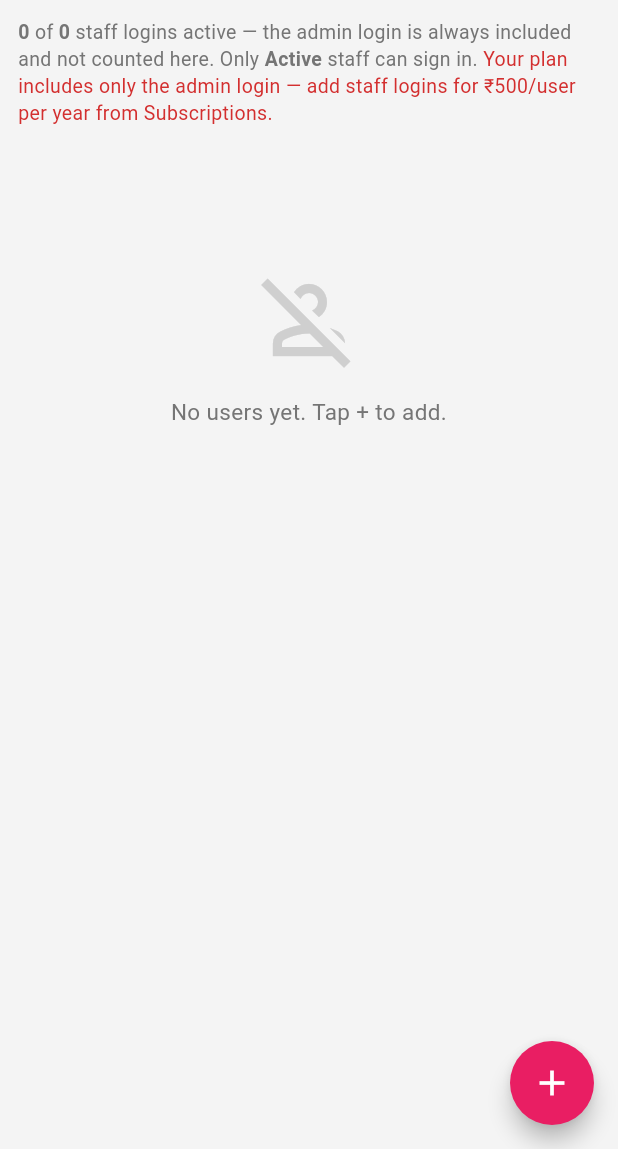
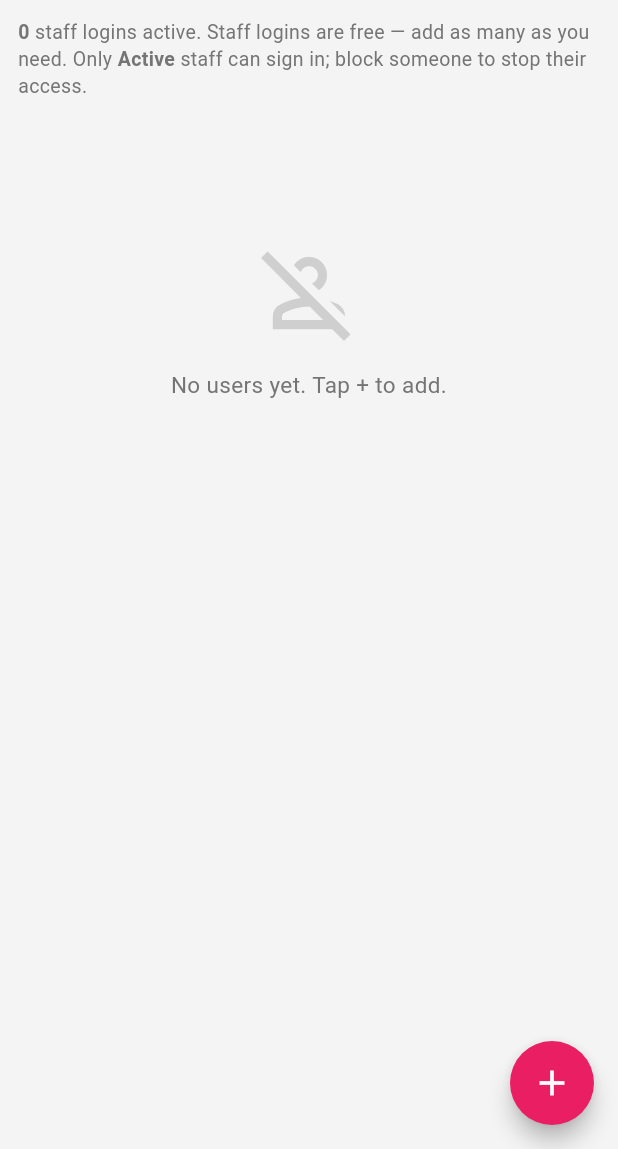
Before and after one commit to GaneshPawar2004/tutordesk-app, a Flutter app: the UsersScreen screen opened directly, on a phone screen of 412 x 824 dp, the part 87-1236 px from its top. Run offline on Flutter 3.47's test engine with Material 3 defaults, Android fonts, the phone set to English and light mode, and no system bars; our stand-ins replace shared_preferences; accounts and stored records are empty.

Commit message:
Staff logins are free: drop plan limit from Users screen
Co-Authored-By: Claude Opus 5.5 <noreply@anthropic.com>

```diff
--- a/lib/screens/users/users_screen.dart
+++ b/lib/screens/users/users_screen.dart
@@ -21,19 +21,8 @@ class UsersScreen extends StatelessWidget {
       );
       if (!ok || !context.mounted) return;
     }
-    final allowed = await runApiValue(
-      context,
-      () => appState.toggleUserActive(u),
-    );
-    if (allowed == null || !context.mounted) return;
-    if (!allowed) {
-      showNotice(
-        context,
-        'Your plan includes ${appState.staffLoginLimit} staff login(s). '
-        'Add staff logins for ₹500/user per year from Subscriptions to '
-        'activate ${u.name}.',
-        title: 'Upgrade required',
-      );
+    if (!await runApi(context, () => appState.toggleUserActive(u)) ||
+        !context.mounted) {
       return;
     }
     showSuccess(
@@ -58,7 +47,6 @@ class UsersScreen extends StatelessWidget {
       body: ListenableBuilder(
         listenable: appState,
         builder: (context, _) {
-          final limit = appState.staffLoginLimit;
           return ListView(
             padding: const EdgeInsets.fromLTRB(12, 12, 12, 90),
             children: [
@@ -74,26 +62,18 @@ class UsersScreen extends StatelessWidget {
                       text: '${appState.activeUserCount}',
                       style: const TextStyle(fontWeight: FontWeight.w700),
                     ),
-                    const TextSpan(text: ' of '),
-                    TextSpan(
-                      text: '$limit',
-                      style: const TextStyle(fontWeight: FontWeight.w700),
-                    ),
                     const TextSpan(
                       text:
-                          ' staff logins active — the admin login is always included and not counted here. Only ',
+                          ' staff logins active. Staff logins are free — add as many as you need. Only ',
                     ),
                     const TextSpan(
                       text: 'Active',
                       style: TextStyle(fontWeight: FontWeight.w700),
                     ),
-                    const TextSpan(text: ' staff can sign in. '),
-                    if (limit == 0)
-                      const TextSpan(
-                        text:
-                            'Your plan includes only the admin login — add staff logins for ₹500/user per year from Subscriptions.',
-                        style: TextStyle(color: Color(0xFFD32F2F)),
-                      ),
+                    const TextSpan(
+                      text:
+                          ' staff can sign in; block someone to stop their access.',
+                    ),
                   ],
                 ),
               ),
```
Also changed, not shown: lib/data/app_state.dart (+5 -16 lines), 2 other files.
